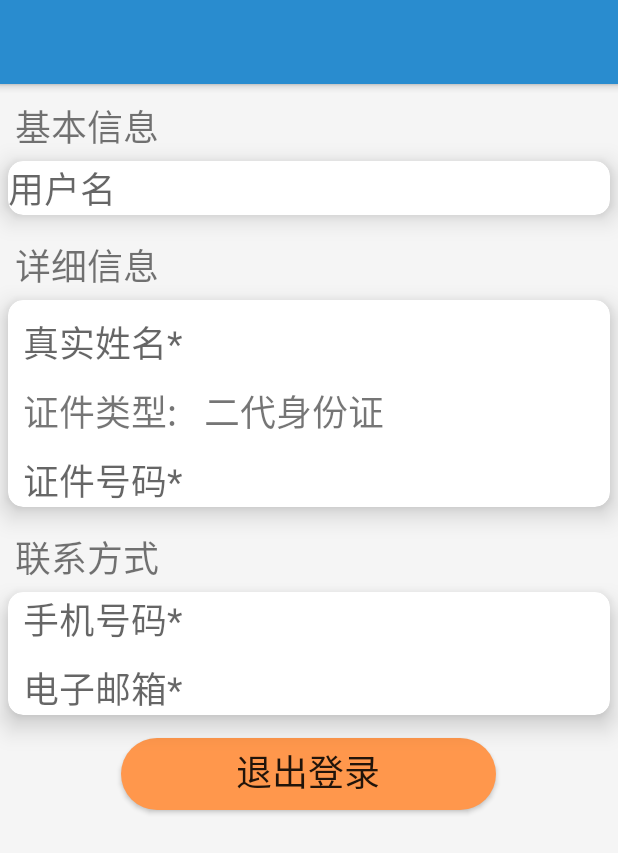
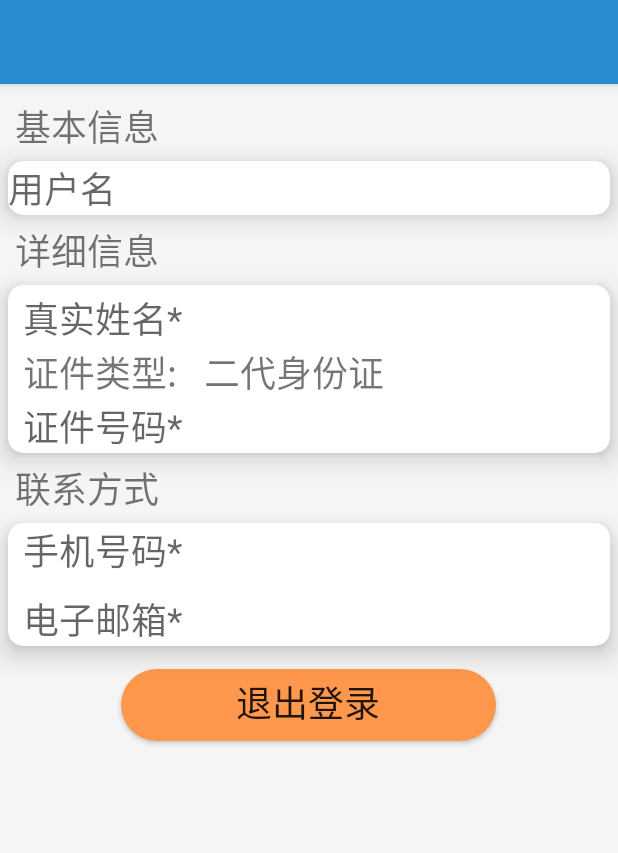
Before and after one commit to HJianFei/ticket, an Android app: the layout activity_persion.xml on its own in the app's theme, with its tools: preview values and no code run, on a phone screen of 412 x 824 dp. Shown: the top 853 px of the screen. Run offline under Robolectric (Android 15) with nearby library versions, the phone set to English and light mode, and no system bars.

```diff
--- a/app/src/main/java/com/hjianfei/ticket/fragment/MyDialogFragment.java
+++ b/app/src/main/java/com/hjianfei/ticket/fragment/MyDialogFragment.java
@@ -16,6 +16,7 @@ import com.labo.kaji.swipeawaydialog.SwipeAwayDialogFragment;
 
 /**
  * Created by HJianFei on 2016-7-17.
+ * 第三方控件 SwipeAwayDialogFragment
  */
 public class MyDialogFragment extends SwipeAwayDialogFragment {
     private Context mContext;
--- a/app/src/main/java/com/hjianfei/ticket/fragment/TicketFragment.java
+++ b/app/src/main/java/com/hjianfei/ticket/fragment/TicketFragment.java
@@ -34,6 +34,9 @@ import java.util.List;
 
 /**
  * A simple {@link Fragment} subclass.
+ *
+ * @ create By HJianFei
+ * @description 车票预定
  */
 public class TicketFragment extends Fragment implements View.OnClickListener, DatePickerDialog.OnDateSetListener {
 
--- a/app/src/main/java/com/hjianfei/ticket/utils/TrainMoneyNetUtil.java
+++ b/app/src/main/java/com/hjianfei/ticket/utils/TrainMoneyNetUtil.java
@@ -21,6 +21,8 @@ import java.util.Map;
 
 /**
  * Created by HJianFei on 2016-7-17.
+ *
+ * @description 车次票价查询
  */
 public class TrainMoneyNetUtil {
     private Handler mHandler;
--- a/app/src/main/java/com/hjianfei/ticket/utils/TrainNetUitl.java
+++ b/app/src/main/java/com/hjianfei/ticket/utils/TrainNetUitl.java
@@ -18,6 +18,8 @@ import java.util.Map;
 
 /**
  * Created by HJianFei on 2016-7-17.
+ *
+ * @description 实时余票查询
  */
 public class TrainNetUitl {
 
--- a/app/src/main/res/layout/activity_persion.xml
+++ b/app/src/main/res/layout/activity_persion.xml
@@ -1,13 +1,4 @@
 <?xml version="1.0" encoding="utf-8"?>
-<RelativeLayout
-    xmlns:android="http://schemas.android.com/apk/res/android"
-    xmlns:tools="http://schemas.android.com/tools"
-    android:layout_width="match_parent"
-    android:layout_height="match_parent"
-    tools:context="com.hjianfei.ticket.activity.PersionActivity">
-
-    <include layout="@layout/include_toolbar"/>
-
 <LinearLayout
     xmlns:android="http://schemas.android.com/apk/res/android"
     xmlns:app="http://schemas.android.com/apk/res-auto"
@@ -63,7 +54,6 @@
                 android:layout_height="wrap_content"
                 android:layout_marginLeft="10dp"
                 android:layout_marginRight="5dp"
-                    android:layout_marginTop="10dp"
                 android:text="详细信息"
                 android:textSize="24sp"/>
 
@@ -82,7 +72,7 @@
                     android:layout_height="wrap_content"
                     android:layout_marginLeft="10dp"
                     android:layout_marginRight="10dp"
-                        android:layout_marginTop="10dp"
+                    android:layout_marginTop="4dp"
                     android:orientation="vertical">
 
 
@@ -101,7 +91,6 @@
                         <TextView
                             android:layout_width="wrap_content"
                             android:layout_height="wrap_content"
-                                android:layout_marginTop="10dp"
                             android:text="证件类型:   "
                             android:textSize="24sp"/>
 
@@ -109,7 +98,6 @@
                             android:id="@+id/p_cart"
                             android:layout_width="wrap_content"
                             android:layout_height="wrap_content"
-                                android:layout_marginTop="10dp"
                             android:text="二代身份证"
                             android:textSize="24sp"/>
                     </LinearLayout>
@@ -119,7 +107,6 @@
                         android:id="@+id/p_number"
                         android:layout_width="match_parent"
                         android:layout_height="wrap_content"
-                            android:layout_marginTop="10dp"
                         android:hint="证件号码*"
                         android:textSize="24sp"/>
 
@@ -132,7 +119,6 @@
                 android:layout_height="wrap_content"
                 android:layout_marginLeft="10dp"
                 android:layout_marginRight="5dp"
-                    android:layout_marginTop="10dp"
                 android:text="联系方式"
                 android:textSize="24sp"/>
 
@@ -185,6 +171,3 @@
         </LinearLayout>
     </ScrollView>
 </LinearLayout>
-
-
-</RelativeLayout>
--- a/app/src/main/res/layout/activity_ticket_list.xml
+++ b/app/src/main/res/layout/activity_ticket_list.xml
@@ -43,6 +43,8 @@
     </RelativeLayout>
 
     <com.yalantis.phoenix.PullToRefreshView
+
+        android:layout_margin="4dp"
         android:id="@+id/pull_to_refresh"
         android:layout_width="match_parent"
         android:layout_height="match_parent">
@@ -53,7 +55,7 @@
             android:layout_height="match_parent"
             android:layout_marginTop="6dp"
             android:divider="@null"
-            android:dividerHeight="6dp"
+            android:dividerHeight="10dp"
             android:scrollbars="none">
 
         </ListView>
```
Also changed, not shown: app/src/main/AndroidManifest.xml (+7 -5 lines), app/src/main/java/com/hjianfei/ticket/activity/PersionActivity.java (+13 -2 lines), app/src/main/java/com/hjianfei/ticket/activity/SplashActivity.java (added, +66 -0 lines), app/src/main/res/layout/activity_splash.xml (added, +15 -0 lines), app/src/main/res/layout/activity_ticket_buy.xml (+4 -3 lines), app/src/main/res/drawable/splash.jpg (added), app/src/main/res/mipmap-hdpi/ic_launcher.png, app/src/main/res/mipmap-mdpi/ic_launcher.png, app/src/main/res/mipmap-xhdpi/ic_launcher.png, app/src/main/res/mipmap-xxhdpi/ic_launcher.png, app/src/main/res/mipmap-xxxhdpi/ic_launcher.png. Lines whose indentation alone changed are shown as unchanged.
